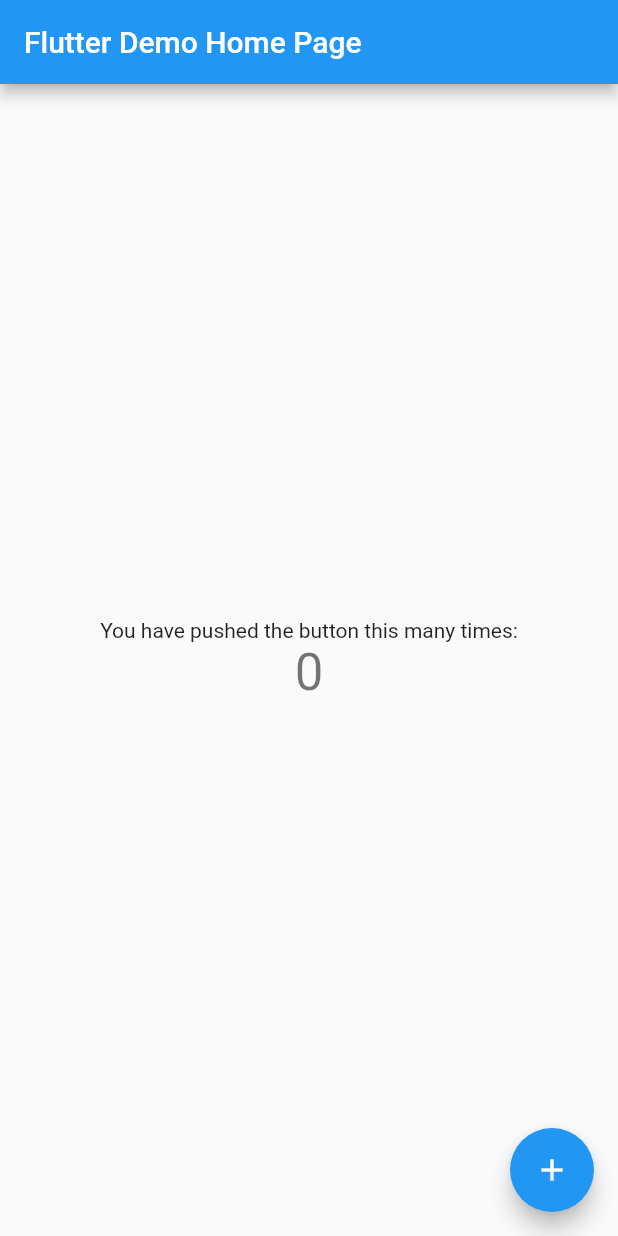
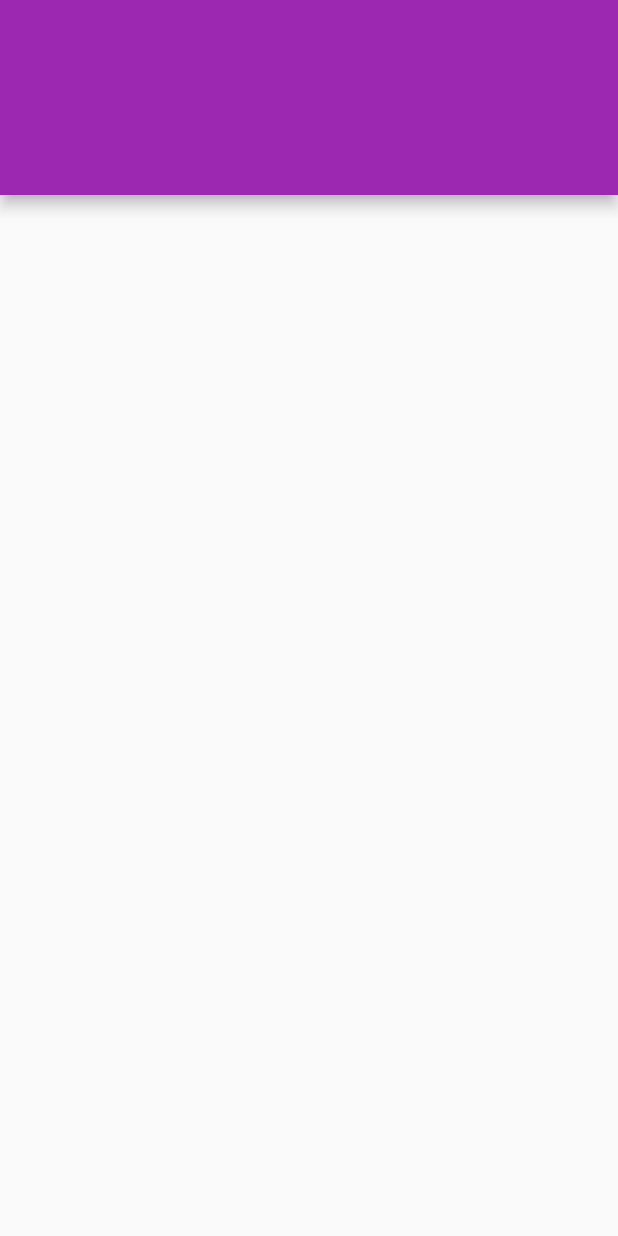
Before and after one commit to bath0ry/nubank_clone, a Flutter app: the screen it shows after launch, on a phone screen of 412 x 824 dp. Run offline on Flutter 3.47's test engine with Material 2 defaults, Android fonts, the phone set to English and light mode, and no system bars.

Commit message:
add home page/appbar

```diff
--- a/lib/main.dart
+++ b/lib/main.dart
@@ -11,105 +11,26 @@ class MyApp extends StatelessWidget {
   @override
   Widget build(BuildContext context) {
     return MaterialApp(
-      title: 'Flutter Demo',
+      debugShowCheckedModeBanner: false,
+      title: 'Nubank Clone',
       theme: ThemeData(
-        // This is the theme of your application.
-        //
-        // Try running your application with "flutter run". You'll see the
-        // application has a blue toolbar. Then, without quitting the app, try
-        // changing the primarySwatch below to Colors.green and then invoke
-        // "hot reload" (press "r" in the console where you ran "flutter run",
-        // or simply save your changes to "hot reload" in a Flutter IDE).
-        // Notice that the counter didn't reset back to zero; the application
-        // is not restarted.
-        primarySwatch: Colors.blue,
+        primarySwatch: Colors.purple,
       ),
-      home: const MyHomePage(title: 'Flutter Demo Home Page'),
+      home: const HomePage(),
     );
   }
 }
 
-class MyHomePage extends StatefulWidget {
-  const MyHomePage({Key? key, required this.title}) : super(key: key);
-
-  // This widget is the home page of your application. It is stateful, meaning
-  // that it has a State object (defined below) that contains fields that affect
-  // how it looks.
-
-  // This class is the configuration for the state. It holds the values (in this
-  // case the title) provided by the parent (in this case the App widget) and
-  // used by the build method of the State. Fields in a Widget subclass are
-  // always marked "final".
-
-  final String title;
-
-  @override
-  State<MyHomePage> createState() => _MyHomePageState();
-}
-
-class _MyHomePageState extends State<MyHomePage> {
-  int _counter = 0;
-
-  void _incrementCounter() {
-    setState(() {
-      // This call to setState tells the Flutter framework that something has
-      // changed in this State, which causes it to rerun the build method below
-      // so that the display can reflect the updated values. If we changed
-      // _counter without calling setState(), then the build method would not be
-      // called again, and so nothing would appear to happen.
-      _counter++;
-    });
-  }
+class HomePage extends StatelessWidget {
+  const HomePage({
+    Key? key,
+  }) : super(key: key);
 
   @override
   Widget build(BuildContext context) {
-    // This method is rerun every time setState is called, for instance as done
-    // by the _incrementCounter method above.
-    //
-    // The Flutter framework has been optimized to make rerunning build methods
-    // fast, so that you can just rebuild anything that needs updating rather
-    // than having to individually change instances of widgets.
     return Scaffold(
-      appBar: AppBar(
-        // Here we take the value from the MyHomePage object that was created by
-        // the App.build method, and use it to set our appbar title.
-        title: Text(widget.title),
-      ),
-      body: Center(
-        // Center is a layout widget. It takes a single child and positions it
-        // in the middle of the parent.
-        child: Column(
-          // Column is also a layout widget. It takes a list of children and
-          // arranges them vertically. By default, it sizes itself to fit its
-          // children horizontally, and tries to be as tall as its parent.
-          //
-          // Invoke "debug painting" (press "p" in the console, choose the
-          // "Toggle Debug Paint" action from the Flutter Inspector in Android
-          // Studio, or the "Toggle Debug Paint" command in Visual Studio Code)
-          // to see the wireframe for each widget.
-          //
-          // Column has various properties to control how it sizes itself and
-          // how it positions its children. Here we use mainAxisAlignment to
-          // center the children vertically; the main axis here is the vertical
-          // axis because Columns are vertical (the cross axis would be
-          // horizontal).
-          mainAxisAlignment: MainAxisAlignment.center,
-          children: <Widget>[
-            const Text(
-              'You have pushed the button this many times:',
-            ),
-            Text(
-              '$_counter',
-              style: Theme.of(context).textTheme.headline4,
-            ),
-          ],
-        ),
-      ),
-      floatingActionButton: FloatingActionButton(
-        onPressed: _incrementCounter,
-        tooltip: 'Increment',
-        child: const Icon(Icons.add),
-      ), // This trailing comma makes auto-formatting nicer for build methods.
+      appBar:
+          PreferredSize(preferredSize: Size.fromHeight(130), child: AppBar()),
     );
   }
 }
```
Also changed, not shown: lib/home/page/view/home_page.dart (added).
